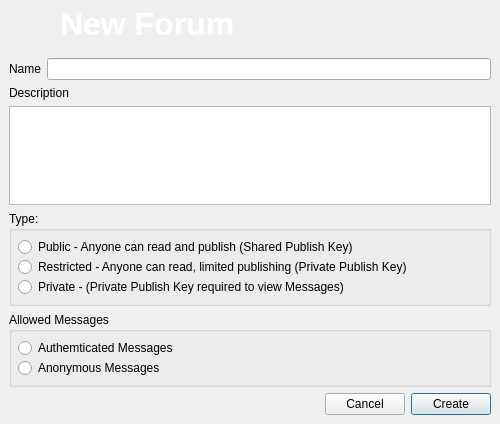
This is retroshare-gui/src/gui/forums/CreateForum.ui in RetroShare/RetroShare as Qt 5 draws it before an edit. The edited form follows.
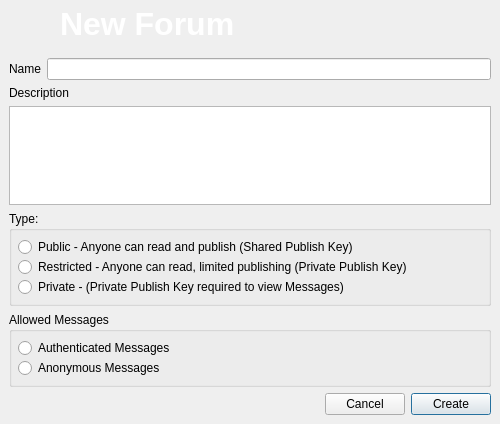
This is the edited form. Icons and pictures are not drawn.

What changed in the file:
```diff
--- a/retroshare-gui/src/gui/forums/CreateForum.ui
+++ b/retroshare-gui/src/gui/forums/CreateForum.ui
@@ -175,7 +175,7 @@
          <item>
           <widget class="QRadioButton" name="msgAuth">
            <property name="text">
-            <string>Authemticated Messages</string>
+            <string>Authenticated Messages</string>
            </property>
           </widget>
          </item>
```
Left out of the diff: 11 changed lines with no effect on the pictures.
